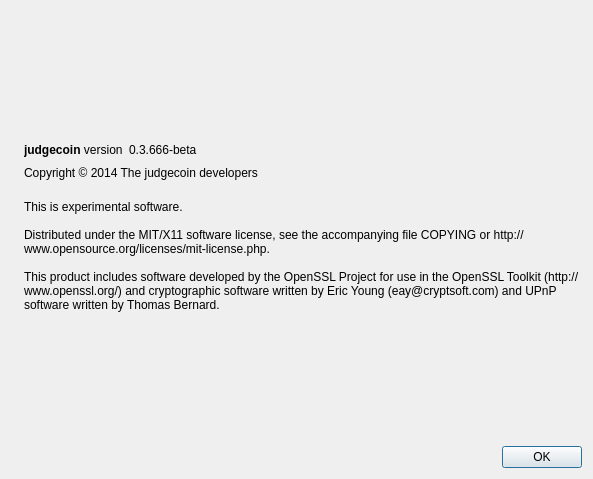
Above: src/qt/forms/aboutdialog.ui from judgecrypto/judgecoin before the change. Below: the same form after it.
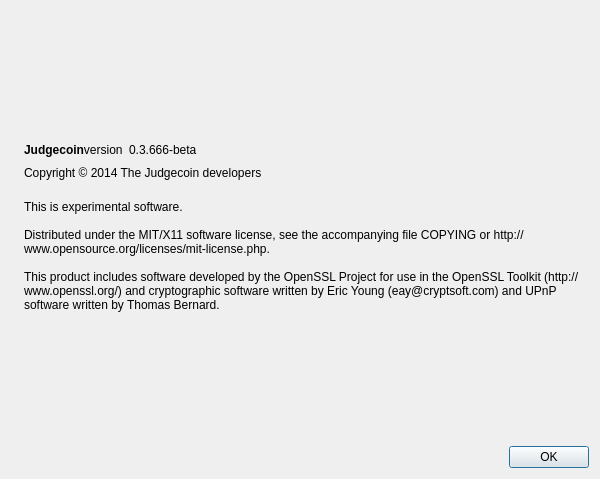
That is the form after the change. Icons and pictures are not drawn.

Commit message: checkpoint insert

What changed in the file:
```diff
--- a/src/qt/forms/aboutdialog.ui
+++ b/src/qt/forms/aboutdialog.ui
@@ -6,7 +6,7 @@
    <rect>
     <x>0</x>
     <y>0</y>
-    <width>593</width>
+    <width>600</width>
     <height>479</height>
    </rect>
   </property>
@@ -50,7 +50,7 @@
           <cursorShape>IBeamCursor</cursorShape>
          </property>
          <property name="text">
-          <string>&lt;b&gt;judgecoin&lt;/b&gt; version</string>
+          <string>&lt;b&gt;Judgecoin&lt;/b&gt;version</string>
          </property>
          <property name="textInteractionFlags">
           <set>Qt::LinksAccessibleByMouse|Qt::TextSelectableByKeyboard|Qt::TextSelectableByMouse</set>
@@ -91,7 +91,7 @@
         <cursorShape>IBeamCursor</cursorShape>
        </property>
        <property name="text">
-        <string>Copyright © 2014 The judgecoin developers</string>
+        <string>Copyright © 2014 The Judgecoin developers</string>
        </property>
        <property name="textInteractionFlags">
         <set>Qt::LinksAccessibleByMouse|Qt::TextSelectableByKeyboard|Qt::TextSelectableByMouse</set>
```
Left out of the diff: 2 changed lines with no effect on the pictures. The commit also changes 1 other file.
